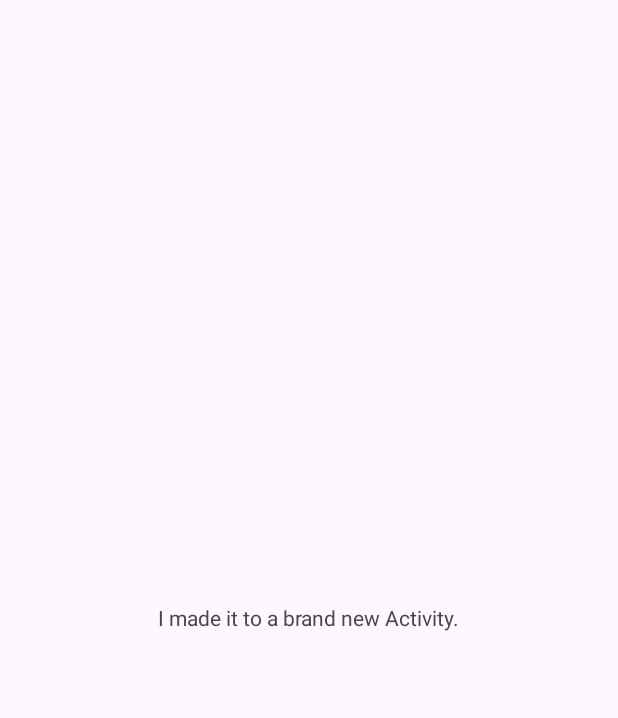
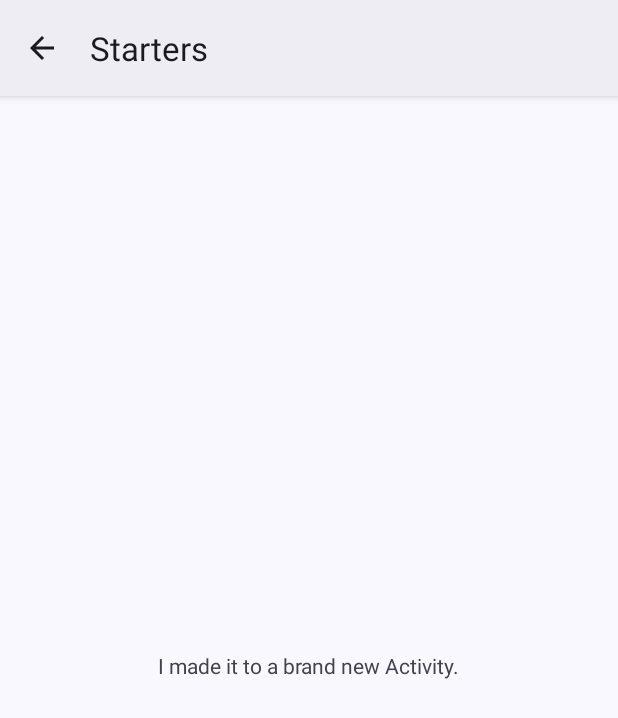
Before and after one commit to roelno/the_hungry_developer, an Android app: the screen it shows after launch (StartersActivity), after a tap on "Starters", on a phone screen of 412 x 824 dp. Shown: the top 718 px of the screen. Run offline under Robolectric (Android 15) with nearby library versions, the phone set to English and light mode, and no system bars.

Commit message:
Change themes parent to show the Action Bar

```diff
--- a/app/src/main/res/values/themes.xml
+++ b/app/src/main/res/values/themes.xml
@@ -1,6 +1,7 @@
 <resources xmlns:tools="http://schemas.android.com/tools">
     <!-- Base application theme. -->
-    <style name="Base.Theme.TheHungryDeveloper" parent="Theme.Material3.DayNight.NoActionBar">
+
+    <style name="Base.Theme.TheHungryDeveloper" parent="Theme.Material3.DynamicColors.Light">
         <!-- Customize your light theme here. -->
         <!-- <item name="colorPrimary">@color/my_light_primary</item> -->
     </style>
```
